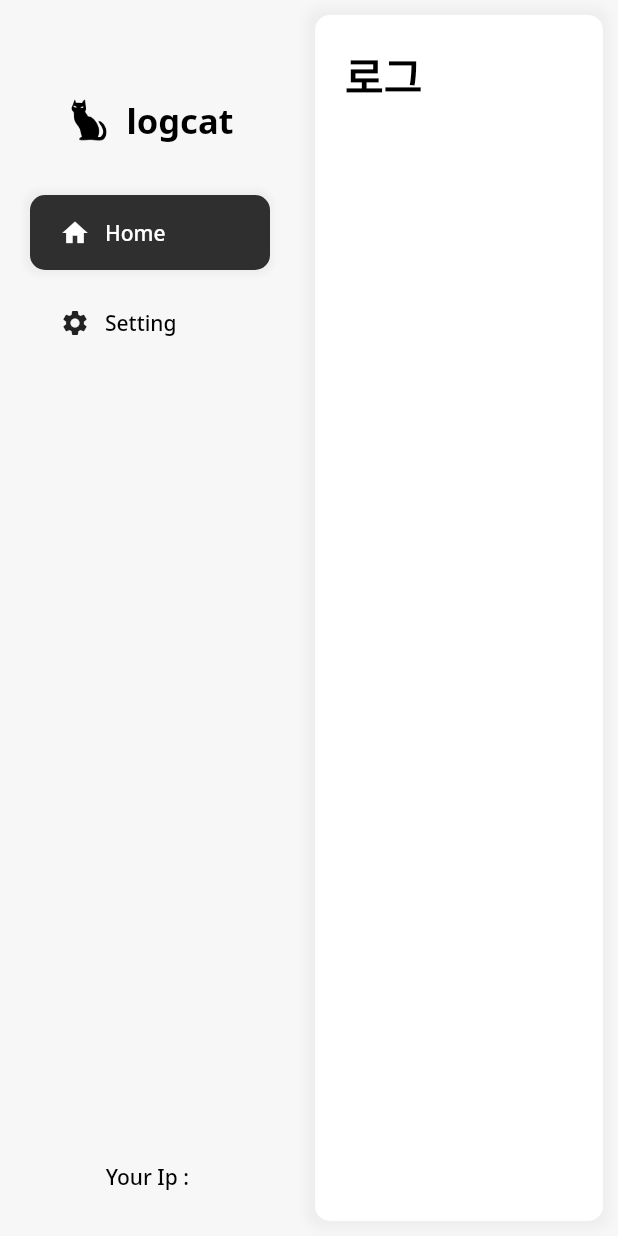
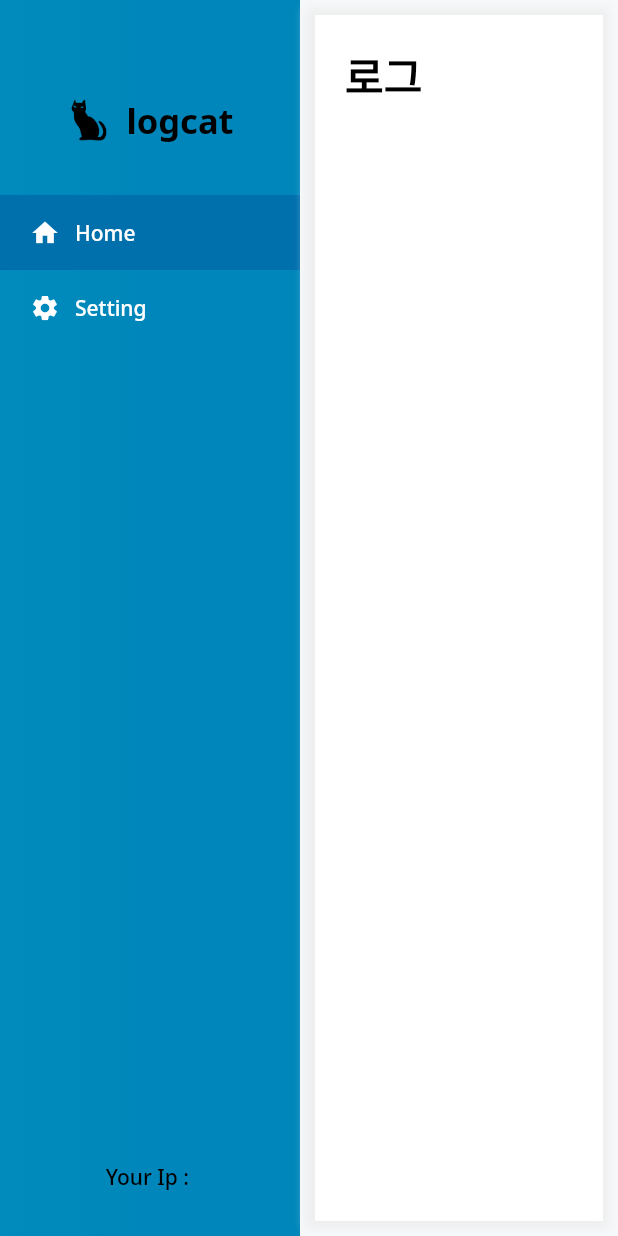
Before and after one commit to bebe0612/flutter_logcat, a Flutter app: the screen it shows after launch, on a phone screen of 412 x 824 dp. Run offline on Flutter 3.47's test engine with Material 2 defaults, Android fonts, the phone set to English and light mode, and no system bars; our stand-ins replace freezed_annotation, shelf; missing offline and left inert: r_get_ip.

Commit message:
feat : Add new side bar design

```diff
--- a/lib/app/presentation/dashboard/dashboard_view.dart
+++ b/lib/app/presentation/dashboard/dashboard_view.dart
@@ -16,7 +16,7 @@ class _DashBoardViewState extends State<DashBoardView> {
   @override
   Widget build(BuildContext context) {
     return Material(
-      color: Theme.of(context).backgroundColor,
+      color: const Color.fromRGBO(246, 248, 250, 1),
       child: Row(
         children: [
           SideBar(
--- a/lib/app/presentation/dashboard/log/log_list_tile.dart
+++ b/lib/app/presentation/dashboard/log/log_list_tile.dart
@@ -57,10 +57,8 @@ class _LogListTileState extends State<LogListTile> {
                   Expanded(
                     child: Text(
                       widget.logModel.title,
-                      style: Theme.of(context)
-                          .textTheme
-                          .bodyText1!
-                          .copyWith(overflow: TextOverflow.ellipsis),
+                      style: Theme.of(context).textTheme.bodyText1!.copyWith(
+                          overflow: TextOverflow.ellipsis, color: Colors.black),
                     ),
                   ),
                   const Icon(Icons.one_x_mobiledata),
--- a/lib/app/presentation/dashboard/log/log_screen.dart
+++ b/lib/app/presentation/dashboard/log/log_screen.dart
@@ -13,10 +13,7 @@ class LogScreen extends StatelessWidget {
   @override
   Widget build(BuildContext context) {
     return Container(
-      decoration: BoxDecoration(
-          color: Theme.of(context).cardColor,
-          borderRadius: BorderRadius.circular(10),
-          boxShadow: [
+      decoration: BoxDecoration(color: Theme.of(context).cardColor, boxShadow: [
         BoxShadow(
           color: Theme.of(context).shadowColor,
           blurRadius: 5.0,
--- a/lib/app/presentation/dashboard/sidebar/side_tab.dart
+++ b/lib/app/presentation/dashboard/sidebar/side_tab.dart
@@ -1,5 +1,4 @@
 import 'package:flutter/material.dart';
-import 'package:flutter_logcat/app/setting/color.dart';
 
 class SideTab extends StatelessWidget {
   const SideTab({
@@ -22,34 +21,23 @@ class SideTab extends StatelessWidget {
         onTap: () {
           onTap();
         },
-        borderRadius: BorderRadius.circular(10),
         child: Container(
           decoration: BoxDecoration(
-              color: isSelected ? AppColor.main(context) : null,
-              borderRadius: BorderRadius.circular(10),
-              boxShadow: isSelected
-                  ? [
-                      BoxShadow(
-                        offset: const Offset(-1, 0),
-                        blurRadius: 3,
-                        color: Theme.of(context).shadowColor,
-                        spreadRadius: 3,
-                      )
-                    ]
-                  : null),
+              color: isSelected ? const Color.fromRGBO(0, 112, 173, 1) : null),
           padding: const EdgeInsets.symmetric(horizontal: 20, vertical: 15),
           child: Row(
             children: [
               Icon(
                 iconData,
-                color: isSelected ? Theme.of(context).cardColor : null,
+                color: Theme.of(context).cardColor,
                 size: 20.0,
               ),
               const SizedBox(width: 10),
               Text(title,
-                  style: Theme.of(context).textTheme.bodyText1?.copyWith(
-                        color: isSelected ? Theme.of(context).cardColor : null,
-                      )),
+                  style: Theme.of(context)
+                      .textTheme
+                      .bodyText1
+                      ?.copyWith(color: Theme.of(context).cardColor)),
             ],
           ),
         ),
--- a/lib/app/presentation/dashboard/sidebar/sidebar.dart
+++ b/lib/app/presentation/dashboard/sidebar/sidebar.dart
@@ -24,8 +24,17 @@ class _SideBarState extends State<SideBar> {
     final provider = Provider.of<EnvironmentProvider>(context);
     return Container(
       width: 200,
-      color: AppColor.dashboardBackground(context),
-      padding: const EdgeInsets.symmetric(vertical: 30, horizontal: 20),
+      decoration: BoxDecoration(
+        color: AppColor.dashboardBackground(context),
+        gradient: const LinearGradient(
+          colors: [
+            Color.fromRGBO(0, 139, 188, 1),
+            Color.fromRGBO(0, 134, 186, 1),
+          ],
+          end: Alignment.center,
+        ),
+      ),
+      padding: const EdgeInsets.symmetric(vertical: 30),
       child: Column(
         children: [
           Container(
@@ -50,7 +59,6 @@ class _SideBarState extends State<SideBar> {
               widget.onTabChanged(0);
             },
           ),
-          const SizedBox(height: 10),
           SideTab(
             title: 'Setting',
             isSelected: _index == 1,
--- a/lib/app/presentation/splash/splash_view.dart
+++ b/lib/app/presentation/splash/splash_view.dart
@@ -30,7 +30,7 @@ class _SplashViewState extends State<SplashView> {
   @override
   Widget build(BuildContext context) {
     return Material(
-      color: Colors.blue,
+      color: Colors.white,
       child: Center(
         child: AnimatedOpacity(
           opacity: _isShow ? 1 : 0,
```
Also changed, not shown: 1 other file. Lines whose indentation alone changed are shown as unchanged.
